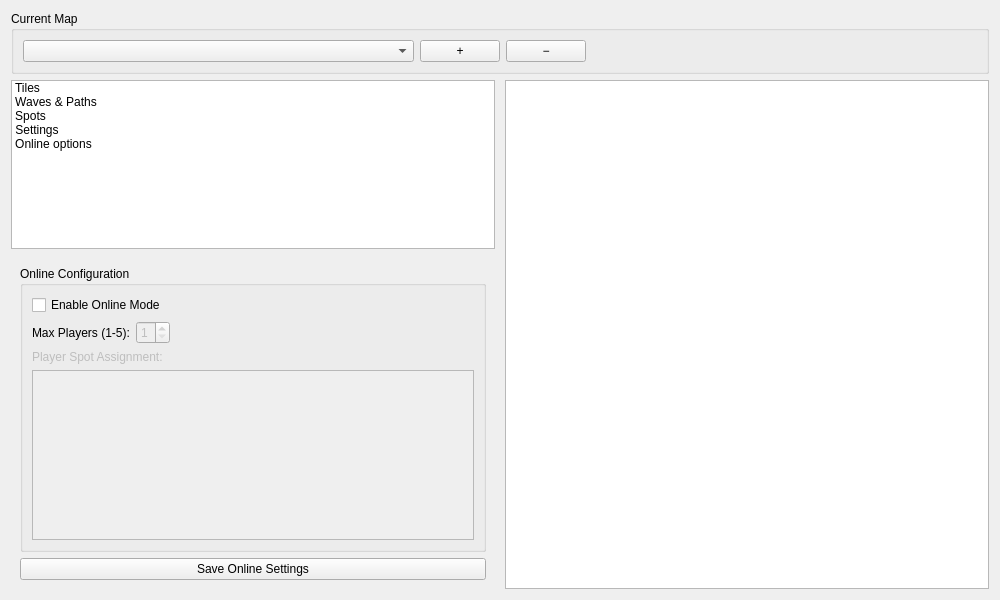
First picture: the form in editor/src/Editors/MapEditor.ui, repository povidllo/Tower-Defence, before the edit.
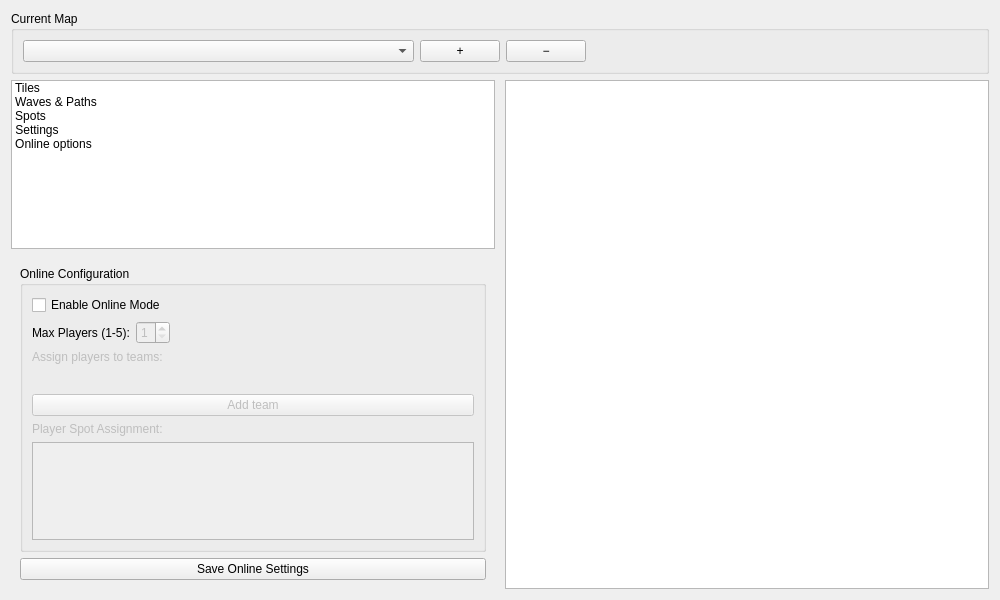
Second picture: the form after the edit. The open tabs and pages were chosen to show the change. Icons and pictures are not drawn.

Commit message: feature(editor): add players and teams

The edit to the form file:
```diff
--- a/editor/src/Editors/MapEditor.ui
+++ b/editor/src/Editors/MapEditor.ui
@@ -372,6 +372,38 @@
                 </item>
                </layout>
               </item>
+              <item>
+               <widget class="QLabel" name="teamsLabel">
+                <property name="enabled">
+                 <bool>false</bool>
+                </property>
+                <property name="text">
+                 <string>Assign players to teams:</string>
+                </property>
+               </widget>
+              </item>
+              <item>
+               <widget class="QWidget" name="teamAssignmentContainer">
+                <property name="enabled">
+                 <bool>false</bool>
+                </property>
+                <layout class="QVBoxLayout" name="teamAssignmentLayout">
+                 <property name="spacing">
+                  <number>4</number>
+                 </property>
+                </layout>
+               </widget>
+              </item>
+              <item>
+               <widget class="QPushButton" name="addTeamButton">
+                <property name="enabled">
+                 <bool>false</bool>
+                </property>
+                <property name="text">
+                 <string>Add team</string>
+                </property>
+               </widget>
+              </item>
               <item>
                <widget class="QLabel" name="playerSpotsLabel">
                 <property name="enabled">
```
Left out of the diff: 2 changed lines with no effect on the pictures. The commit also changes 9 other files.
